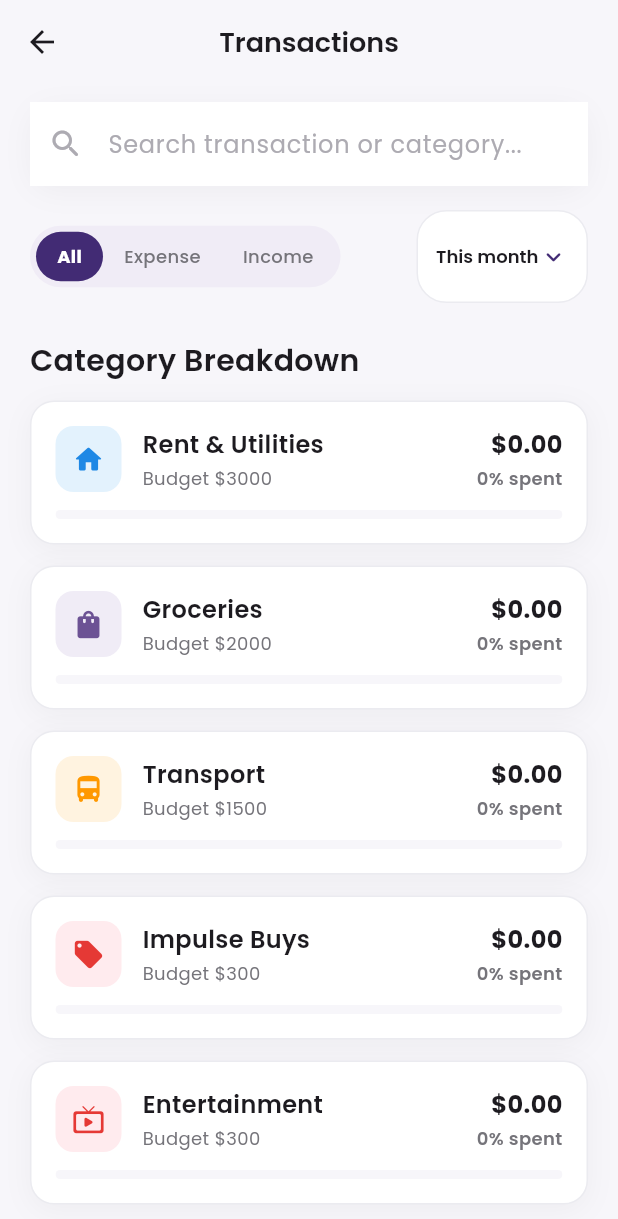
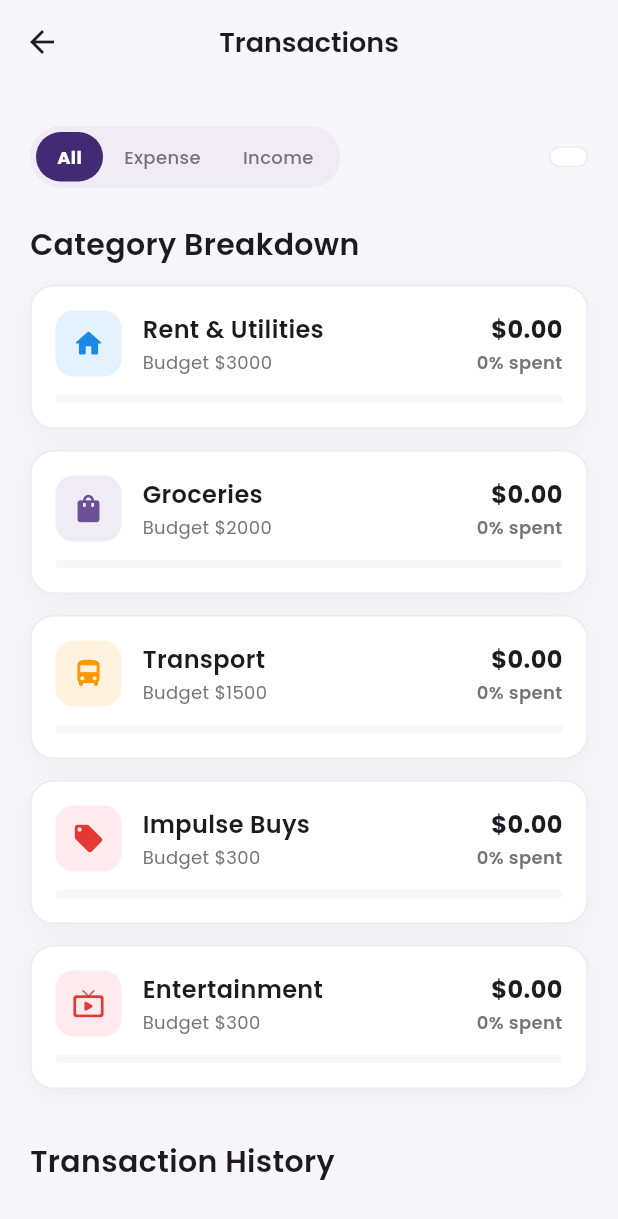
Before and after one commit to ahad-karim/Tracko, a Flutter app: the TransactionsScreen screen opened directly with empty values, on a phone screen of 412 x 824 dp. Shown: the top 1219 px of the screen. Run offline on Flutter 3.47's test engine with Material 3 defaults, Android fonts, the phone set to English and light mode, and no system bars; our stand-ins replace fl_chart, google_fonts.

Commit message:
fixed some issue

```diff
--- a/lib/screens/auth/register_screen.dart
+++ b/lib/screens/auth/register_screen.dart
@@ -67,11 +67,6 @@ class _RegisterScreenState extends State<RegisterScreen> {
             child: Column(
               crossAxisAlignment: CrossAxisAlignment.start,
               children: [
-                Text(
-                  '',
-                  style: AppStyles.headingLarge.copyWith(color: AppColors.deepPurple),
-                ),
-
                 const SizedBox(height: 28),
                 CustomTextField(
                   label: 'Full Name',
--- a/lib/screens/main_navigation_screen.dart
+++ b/lib/screens/main_navigation_screen.dart
@@ -107,7 +107,6 @@ class _MainNavigationScreenState extends State<MainNavigationScreen> {
                     controller: titleController,
                     decoration: const InputDecoration(
                       labelText: 'Title / Merchant',
-                      hintText: 'e.g. Coffee, Supermarket, Client Payment',
                     ),
                   ),
                   const SizedBox(height: 14),
@@ -116,10 +115,10 @@ class _MainNavigationScreenState extends State<MainNavigationScreen> {
                     keyboardType: const TextInputType.numberWithOptions(decimal: true),
                     decoration: const InputDecoration(
                       labelText: 'Amount (\$)',
-                      hintText: '0.00',
                       prefixText: '\$ ',
                     ),
                   ),
+
                   const SizedBox(height: 14),
                   DropdownButtonFormField<String>(
                     value: selectedCategory,
--- a/lib/screens/transactions/transactions_screen.dart
+++ b/lib/screens/transactions/transactions_screen.dart
@@ -22,7 +22,7 @@ class TransactionsScreen extends StatefulWidget {
 
 class _TransactionsScreenState extends State<TransactionsScreen> {
   int _selectedFilterIndex = 0; // 0: All, 1: Expense, 2: Income
-  String _selectedRange = 'This month';
+
   final TextEditingController _searchController = TextEditingController();
   String _searchQuery = '';
 
@@ -54,34 +54,6 @@ class _TransactionsScreenState extends State<TransactionsScreen> {
           child: Column(
             crossAxisAlignment: CrossAxisAlignment.start,
             children: [
-              // Search Bar
-              Container(
-                decoration: BoxDecoration(
-                  color: AppColors.cardSurface,
-                  borderRadius: AppStyles.borderRadiusMedium,
-                  boxShadow: AppStyles.cardShadow,
-                ),
-                child: TextField(
-                  controller: _searchController,
-                  onChanged: (val) => setState(() => _searchQuery = val),
-                  decoration: InputDecoration(
-                    hintText: 'Search transaction or category...',
-                    prefixIcon: const Icon(Icons.search_rounded, color: AppColors.textLight),
-                    border: InputBorder.none,
-                    enabledBorder: InputBorder.none,
-                    focusedBorder: InputBorder.none,
-                    suffixIcon: _searchQuery.isNotEmpty
-                        ? IconButton(
-                            icon: const Icon(Icons.clear_rounded, size: 18),
-                            onPressed: () {
-                              _searchController.clear();
-                              setState(() => _searchQuery = '');
-                            },
-                          )
-                        : null,
-                  ),
-                ),
-              ),
               const SizedBox(height: 16),
 
               Row(
@@ -109,30 +81,6 @@ class _TransactionsScreenState extends State<TransactionsScreen> {
                       color: AppColors.cardSurface,
                       borderRadius: BorderRadius.circular(20),
                       border: Border.all(color: AppColors.divider),
-                    ),
-                    child: DropdownButtonHideUnderline(
-                      child: DropdownButton<String>(
-                        value: _selectedRange,
-                        icon: const Icon(Icons.keyboard_arrow_down_rounded, color: AppColors.deepPurple, size: 20),
-                        style: AppStyles.bodySmall.copyWith(
-                          fontWeight: FontWeight.w600,
-                          color: AppColors.textPrimary,
-                        ),
-                        onChanged: (String? newValue) {
-                          if (newValue != null) {
-                            setState(() {
-                              _selectedRange = newValue;
-                            });
-                          }
-                        },
-                        items: <String>['This week', 'This month', 'Custom']
-                            .map<DropdownMenuItem<String>>((String value) {
-                          return DropdownMenuItem<String>(
-                            value: value,
-                            child: Text(value),
-                          );
-                        }).toList(),
-                      ),
                     ),
                   ),
                 ],
--- a/lib/widgets/cards/activity_tile.dart
+++ b/lib/widgets/cards/activity_tile.dart
@@ -23,7 +23,7 @@ class ActivityTile extends StatelessWidget {
     return Container(
       margin: const EdgeInsets.only(bottom: 12),
       decoration: BoxDecoration(
-        color: AppColors.cardSurface,
+        color: AppColors.palePurple,
         borderRadius: AppStyles.borderRadiusMedium,
         border: Border.all(color: AppColors.divider.withOpacity(0.5)),
       ),
```
Also changed, not shown: lib/screens/auth/login_screen.dart (+8 -8 lines).
